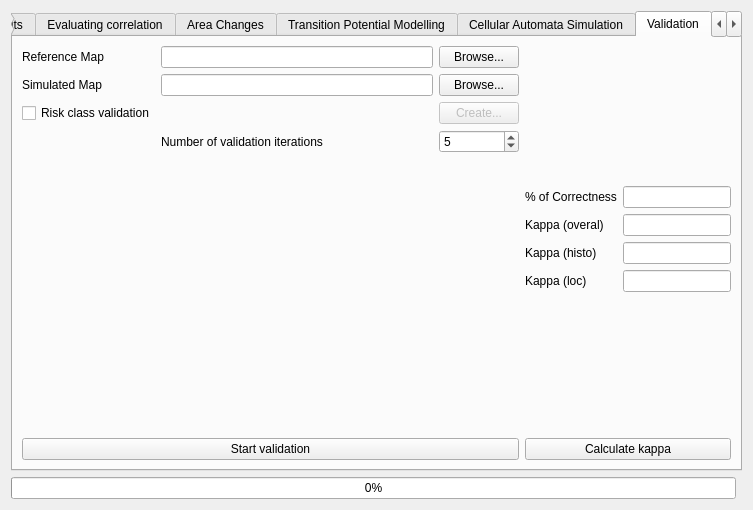
Before: the Qt Designer form ui/moluscedialogbase.ui in nextgis/qgis_molusce, drawn with Qt 5.
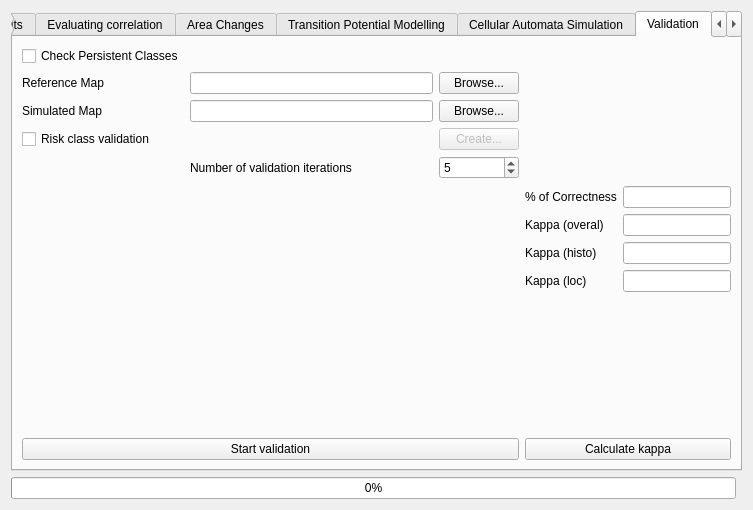
After: the same form once the commit is applied. The open tabs and pages were chosen to show the change. Custom widgets are drawn as their Qt base class.

What changed in the file:
```diff
--- a/ui/moluscedialogbase.ui
+++ b/ui/moluscedialogbase.ui
@@ -497,41 +497,48 @@
       <layout class="QGridLayout" name="gridLayout_11">
        <item row="0" column="0">
         <layout class="QGridLayout" name="gridLayout_9">
-         <item row="1" column="0">
+         <item row="3" column="0">
+          <widget class="QCheckBox" name="chkRiskValidation">
+           <property name="text">
+            <string>Risk class validation</string>
+           </property>
+          </widget>
+         </item>
+         <item row="2" column="0">
           <widget class="QLabel" name="label_12">
            <property name="text">
             <string>Simulated Map</string>
            </property>
           </widget>
          </item>
-         <item row="1" column="2">
+         <item row="2" column="2">
           <widget class="QPushButton" name="btnSelectSimulatedMap">
            <property name="text">
             <string>Browse...</string>
            </property>
           </widget>
          </item>
-         <item row="0" column="0">
+         <item row="1" column="0">
           <widget class="QLabel" name="label_11">
            <property name="text">
             <string>Reference Map</string>
            </property>
           </widget>
          </item>
-         <item row="0" column="1">
+         <item row="1" column="1">
           <widget class="QLineEdit" name="leReferenceMapPath"/>
          </item>
-         <item row="0" column="2">
+         <item row="1" column="2">
           <widget class="QPushButton" name="btnSelectReferenceMap">
            <property name="text">
             <string>Browse...</string>
            </property>
           </widget>
          </item>
-         <item row="1" column="1">
+         <item row="2" column="1">
           <widget class="QLineEdit" name="leSimulatedMapPath"/>
          </item>
-         <item row="3" column="2">
+         <item row="4" column="2">
           <widget class="QSpinBox" name="spnValIterCount">
            <property name="minimum">
             <number>1</number>
@@ -544,21 +551,14 @@
            </property>
           </widget>
          </item>
-         <item row="3" column="1">
+         <item row="4" column="1">
           <widget class="QLabel" name="label_13">
            <property name="text">
             <string>Number of validation iterations</string>
            </property>
           </widget>
          </item>
-         <item row="2" column="0">
-          <widget class="QCheckBox" name="chkRiskValidation">
-           <property name="text">
-            <string>Risk class validation</string>
-           </property>
-          </widget>
-         </item>
-         <item row="2" column="2">
+         <item row="3" column="2">
           <widget class="QPushButton" name="btnSelectRiskValidation">
            <property name="enabled">
             <bool>false</bool>
@@ -568,6 +568,13 @@
            </property>
           </widget>
          </item>
+         <item row="0" column="0">
+          <widget class="QCheckBox" name="chkCheckPersistentClasses">
+           <property name="text">
+            <string>Check Persistent Classes</string>
+           </property>
+          </widget>
+         </item>
         </layout>
        </item>
        <item row="0" column="1" rowspan="2">
```
Left out of the diff: 11 changed lines with no effect on the pictures.
